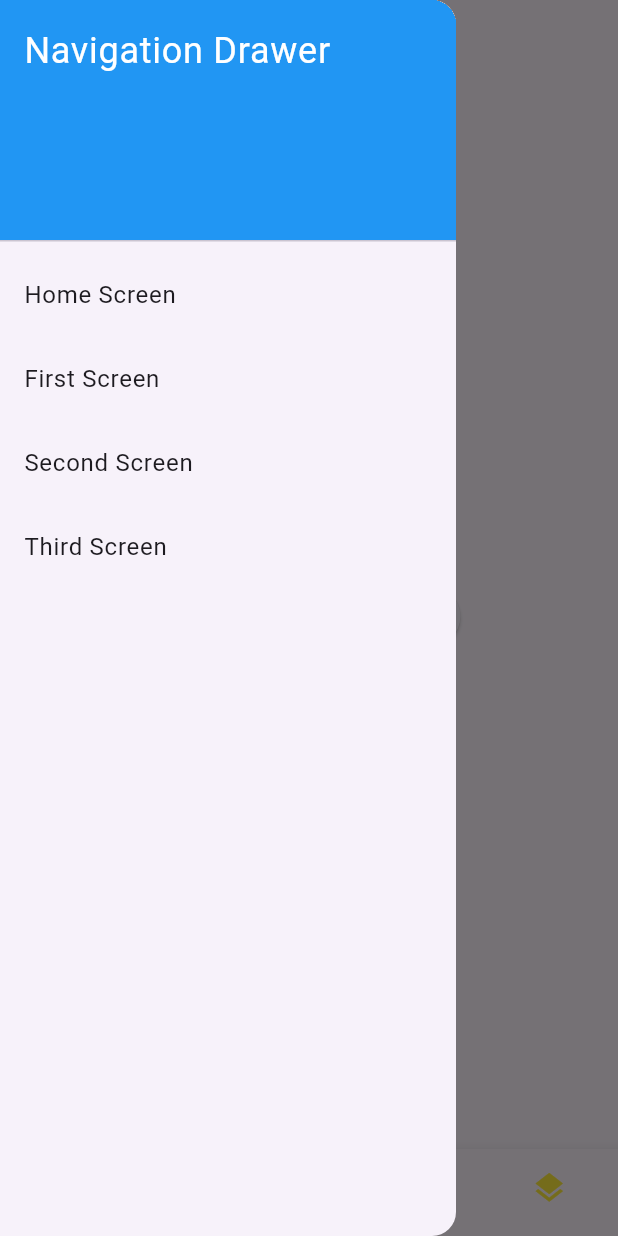
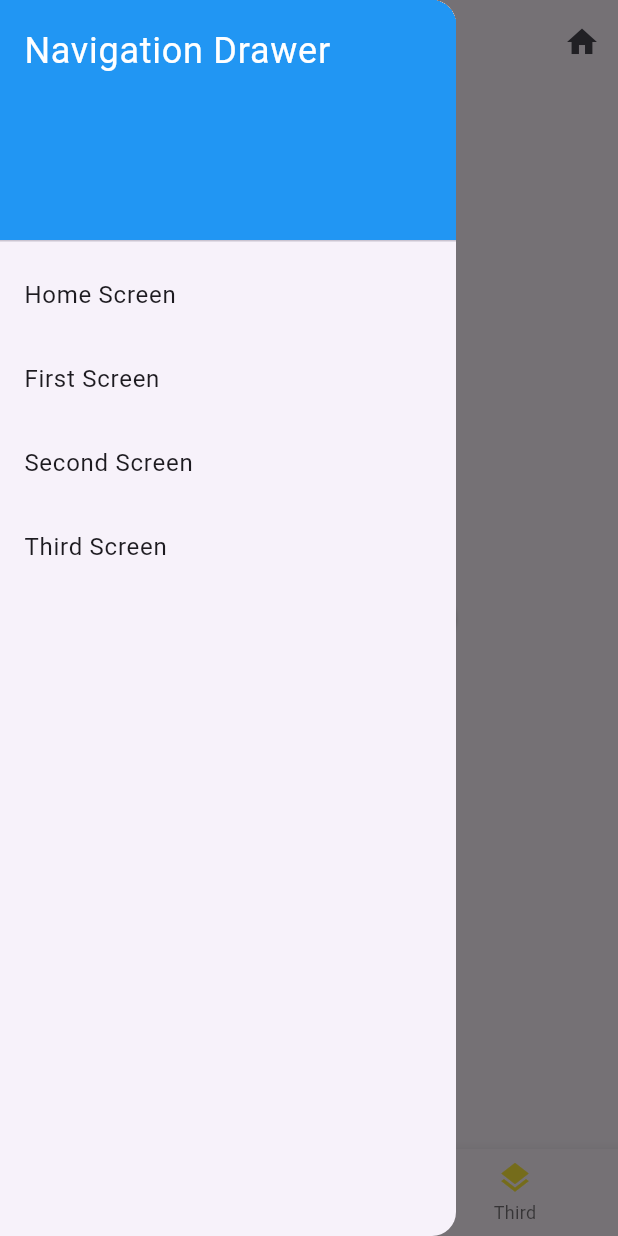
Before and after one commit to AryoKM/Semester3, a Flutter app: the screen it shows after launch, item 2 of the bottom bar chosen, with the side drawer open, on a phone screen of 412 x 824 dp. Run offline on Flutter 3.47's test engine with Material 3 defaults, Android fonts, the phone set to English and light mode, and no system bars; our stand-ins replace flutter_colorpicker, get, lottie; project files that could hold a hidden picture were left out.

Commit message:
Upload via GitHub

```diff
--- /dev/null
+++ b/session5_assignments_navigation/analysis_options.yaml
@@ -0,0 +1 @@
+include: package:flutter_lints/flutter.yaml
--- a/session5_routes_and_navigation/lib/first_screen.dart
+++ b/session5_routes_and_navigation/lib/first_screen.dart
@@ -2,6 +2,8 @@ import 'package:flutter/material.dart';
 import 'main.dart';
 
 class FirstScreen extends StatefulWidget {
+  const FirstScreen({super.key});
+
   @override
   _FirstScreenState createState() => _FirstScreenState();
 }
@@ -10,17 +12,27 @@ class _FirstScreenState extends State<FirstScreen> {
   @override
   Widget build(BuildContext context) {
     return Scaffold(
-      appBar: AppBar(title: Text('First Screen')),
+      appBar: AppBar(
+        title: const Text('First Screen'),
+        actions: [
+          IconButton(
+            icon: const Icon(Icons.home),
+            onPressed: () {
+              Navigator.of(context).popUntil((route) => route.isFirst);
+            },
+          ),
+        ],
+      ),
       body: Center(
         child: ElevatedButton(
           onPressed: () {
             Navigator.of(context).popUntil((route) => route.isFirst);
           },
-          child: Text('Go back to home screen'),
+          child: const Text('Go back to home screen'),
         ),
       ),
-      bottomNavigationBar: CustomBottomNavigationBar(),
-      drawer: CustomDrawer(),
+      bottomNavigationBar: const CustomBottomNavigationBar(),
+      drawer: const CustomDrawer(),
     );
   }
 }
--- a/session5_routes_and_navigation/lib/main.dart
+++ b/session5_routes_and_navigation/lib/main.dart
@@ -3,21 +3,24 @@ import 'first_screen.dart';
 import 'second_screen.dart';
 import 'third_screen.dart';
 
-void main() => runApp(MyApp());
+void main() => runApp(const MyApp());
 
 class MyApp extends StatelessWidget {
+  const MyApp({super.key});
+
   @override
   Widget build(BuildContext context) {
     return MaterialApp(
+      debugShowCheckedModeBanner: false,
       title: 'Navigation Codelab',
       theme: ThemeData(
         primarySwatch: Colors.blue,
       ),
       routes: {
-        '/': (context) => HomeScreen(),
-        '/first': (context) => FirstScreen(),
-        '/second': (context) => SecondScreen(),
-        '/third': (context) => ThirdScreen(),
+        '/': (context) => const HomeScreen(),
+        '/first': (context) => const FirstScreen(),
+        '/second': (context) => const SecondScreen(),
+        '/third': (context) => const ThirdScreen(),
       },
       initialRoute: '/',
     );
@@ -25,6 +28,8 @@ class MyApp extends StatelessWidget {
 }
 
 class HomeScreen extends StatefulWidget {
+  const HomeScreen({super.key});
+
   @override
   _HomeScreenState createState() => _HomeScreenState();
 }
@@ -33,72 +38,78 @@ class _HomeScreenState extends State<HomeScreen> {
   @override
   Widget build(BuildContext context) {
     return Scaffold(
-      appBar: AppBar(title: Text('Home Screen')),
-      body: Center(
+      appBar: AppBar(title: const Text('Home Screen')),
+      body: const Center(
         child: Text('Session 5 : Lab Activity - Routes & Navigation'),
       ),
-      bottomNavigationBar: CustomBottomNavigationBar(),
-      drawer: CustomDrawer(),
+      bottomNavigationBar: const CustomBottomNavigationBar(),
+      drawer: const CustomDrawer(),
     );
   }
 }
 
 class CustomBottomNavigationBar extends StatelessWidget {
+  const CustomBottomNavigationBar({super.key});
+
   @override
   Widget build(BuildContext context) {
     return BottomNavigationBar(
       items: const [
-        BottomNavigationBarItem(icon: Icon(Icons.home, color: Colors.red), label: 'Home'),
+        // BottomNavigationBarItem(icon: Icon(Icons.home, color: Colors.red), label: 'Home'),
         BottomNavigationBarItem(icon: Icon(Icons.layers, color: Colors.green), label: 'First'),
         BottomNavigationBarItem(icon: Icon(Icons.layers, color: Colors.blue), label: 'Second'),
         BottomNavigationBarItem(icon: Icon(Icons.layers, color: Colors.yellow), label: 'Third'),
       ],
       onTap: (index) {
         if (index == 0) {
-          Navigator.of(context).popUntil((route) => route.isFirst);
+          // Navigator.of(context).popUntil((route) => route.isFirst);
+          Navigator.pushNamed(context, '/first');
         } else if (index == 1) {
-          Navigator.pushNamed(context, '/first');
+          Navigator.pushNamed(context, '/second');
         } else if (index == 2) {
-          Navigator.pushNamed(context, '/second');
-        } else if (index == 3) {
           Navigator.pushNamed(context, '/third');
         }
+        // else if (index == 3) {
+        //   Navigator.pushNamed(context, '/third');
+        // }
       },
     );
   }
 }
 
 class CustomDrawer extends StatelessWidget {
+  const CustomDrawer({super.key});
+
   @override
   Widget build(BuildContext context) {
     return Drawer(
       child: ListView(
         padding: EdgeInsets.zero,
         children: [
-          DrawerHeader(
+          const DrawerHeader(
             decoration: BoxDecoration(color: Colors.blue),
             child: Text('Navigation Drawer', style: TextStyle(color: Colors.white, fontSize: 24)),
           ),
           ListTile(
-            title: Text('Home Screen'),
+            title: const Text('Home Screen'),
             onTap: () {
               Navigator.of(context).popUntil((route) => route.isFirst);
             },
           ),
           ListTile(
-            title: Text('First Screen'),
+            title: const Text('First Screen'),
             onTap: () {
               Navigator.pushNamed(context, '/first');
             },
           ),
           ListTile(
-            title: Text('Second Screen'),
+            title: const Text('Second Screen'),
             onTap: () {
               Navigator.pushNamed(context, '/second');
             },
           ),
           ListTile(
-            title: Text('Third Screen'),
+            title: const Text('Third Screen'),
             onTap: () {
               Navigator.pushNamed(context, '/third');
             },
--- a/session5_routes_and_navigation/lib/second_screen.dart
+++ b/session5_routes_and_navigation/lib/second_screen.dart
@@ -2,6 +2,8 @@ import 'package:flutter/material.dart';
 import 'main.dart';
 
 class SecondScreen extends StatefulWidget {
+  const SecondScreen({super.key});
+
   @override
   _SecondScreenState createState() => _SecondScreenState();
 }
@@ -10,17 +12,27 @@ class _SecondScreenState extends State<SecondScreen> {
   @override
   Widget build(BuildContext context) {
     return Scaffold(
-      appBar: AppBar(title: Text('Second Screen')),
+      appBar: AppBar(
+        title: const Text('Second Screen'),
+        actions: [
+          IconButton(
+            icon: const Icon(Icons.home),
+            onPressed: () {
+              Navigator.of(context).popUntil((route) => route.isFirst);
+            },
+          ),
+        ],
+      ),
       body: Center(
         child: ElevatedButton(
           onPressed: () {
             Navigator.pushNamed(context, '/first');
           },
-          child: Text('Go Back to First Screen'),
+          child: const Text('Go Back to First Screen'),
         ),
       ),
-      bottomNavigationBar: CustomBottomNavigationBar(),
-      drawer: CustomDrawer(),
+      bottomNavigationBar: const CustomBottomNavigationBar(),
+      drawer: const CustomDrawer(),
     );
   }
 }
```
Also changed, not shown: session5_assignments_navigation/lib/main.dart (added, +185 -0 lines), session5_assignments_navigation/pubspec.yaml (added, +21 -0 lines), session5_routes_and_navigation/lib/third_screen.dart (+16 -4 lines), session5_assignments_navigation/pubspec.lock (added), 123 other files.
